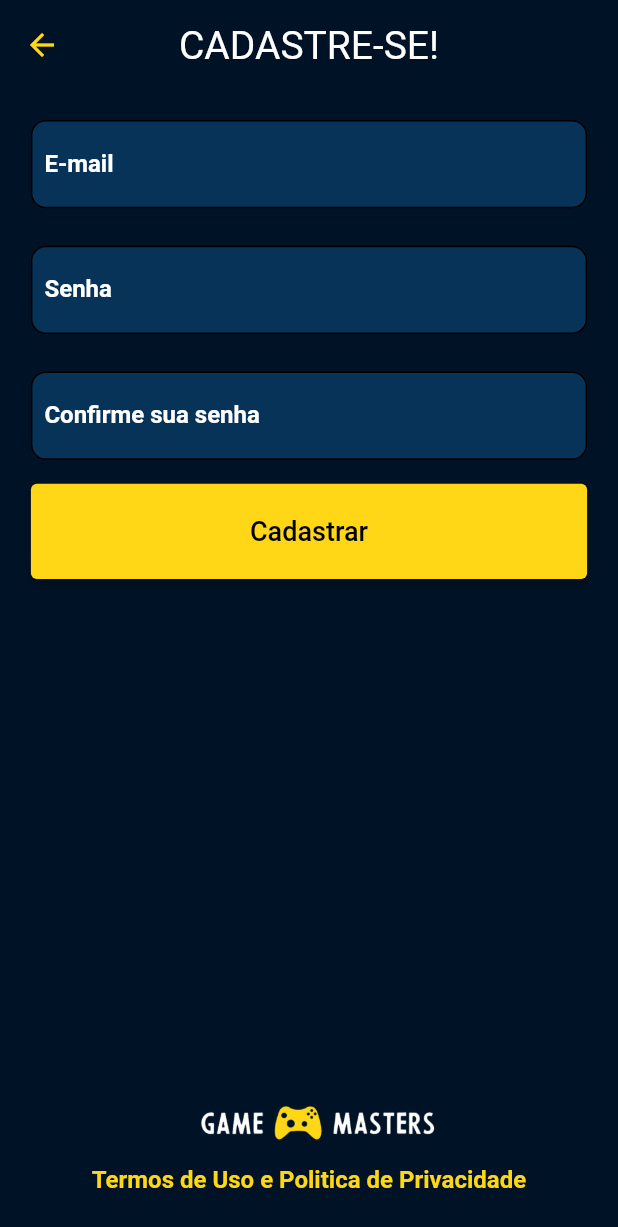
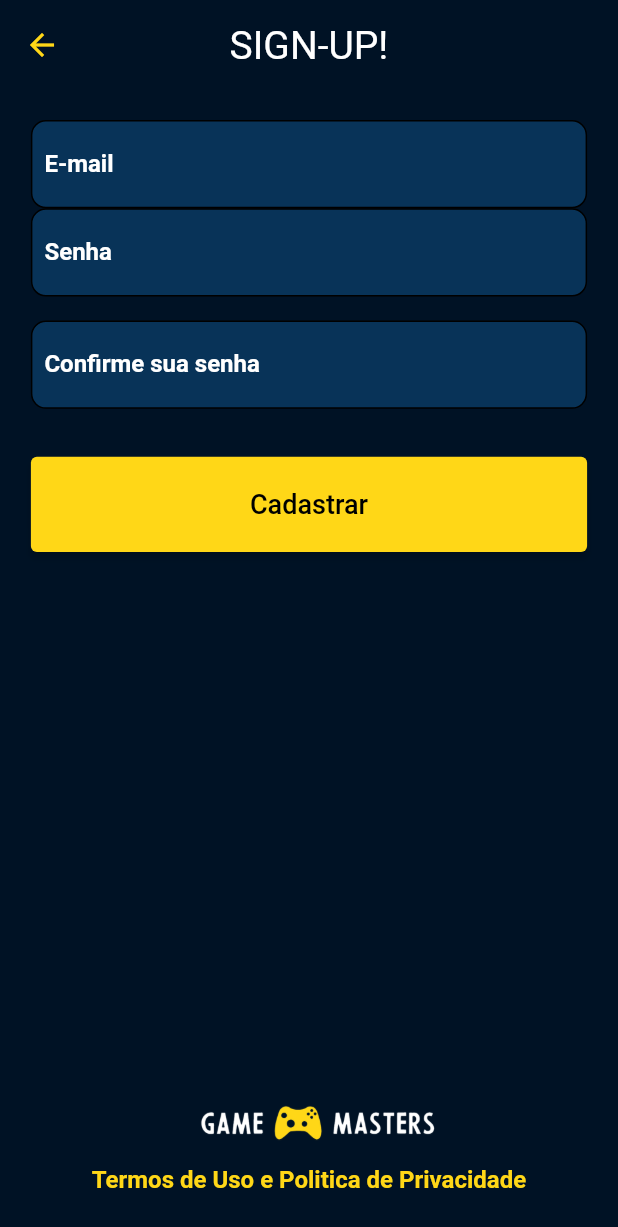
Before and after one commit to Miguelferreira7/Pokedex-Ultra, a Flutter app: the screen it shows after launch, after a tap on "Não possui conta? CADASTRE-SE!", on a phone screen of 412 x 824 dp. Shown: the top 1227 px of the screen. Run offline on Flutter 3.47's test engine with Material 2 defaults, Android fonts, the phone set to English and light mode, and no system bars; our stand-ins replace animated_splash_screen, flutter_bloc, flutter_easyloading.

Commit message:
Novo componente PokeTextField

```diff
--- a/pokedex_ultra/lib/main.dart
+++ b/pokedex_ultra/lib/main.dart
@@ -1,12 +1,19 @@
 import 'package:flutter/material.dart';
-import 'package:flutter_easyloading/flutter_easyloading.dart';
+import 'package:flutter_bloc/flutter_bloc.dart';
+import 'package:pokedex_ultra/modules/login/bloc/login_bloc.dart';
 import 'package:pokedex_ultra/utils/themes.dart';
-import 'package:bloc/bloc.dart';
 import 'modules/login/components/cadastro.dart';
 import 'modules/login/components/login.dart';
 
 void main() {
-  runApp(const MyApp());
+  runApp(
+      MultiBlocProvider(
+        providers: [
+          BlocProvider<LoginCubit>(create: (context) => LoginCubit())
+        ],
+        child: const MyApp(),
+      ),
+  );
 }
 
 class MyApp extends StatelessWidget {
@@ -16,7 +23,7 @@ class MyApp extends StatelessWidget {
   Widget build(BuildContext context) {
 
     return new MaterialApp(
-      title: 'Game Masters',
+      title: 'Pokedéx Ultra',
       debugShowCheckedModeBanner: false,
       theme: MyTheme.darkTheme,
       initialRoute: SignInScreen.ROUTE,
--- a/pokedex_ultra/lib/modules/login/bloc/login_bloc.dart
+++ b/pokedex_ultra/lib/modules/login/bloc/login_bloc.dart
@@ -1,11 +1,9 @@
-import 'dart:async';
-
-import 'package:bloc/bloc.dart';
-import 'package:meta/meta.dart';
+import 'package:flutter_bloc/flutter_bloc.dart';
 import 'package:pokedex_ultra/modules/login/bloc/login_cubit_actions.dart';
 import 'package:pokedex_ultra/modules/login/bloc/login_cubit_model.dart';
 
-class LoginBloc extends loginCubitModel implements LoginCubitActions {
+class LoginCubit extends Cubit<LoginCubitModel> implements LoginCubitActions {
+  LoginCubit() : super(LoginCubitModel());
 
 
 
--- a/pokedex_ultra/lib/modules/login/bloc/login_cubit_model.dart
+++ b/pokedex_ultra/lib/modules/login/bloc/login_cubit_model.dart
@@ -1,4 +1,9 @@
-class loginCubitModel {
+class LoginCubitModel {
+  String? oi;
 
+  LoginCubitModel({this.oi});
 
+  LoginCubitModel patchState({String? oi}) {
+    return LoginCubitModel(oi: oi ?? this.oi);
+  }
 }
--- a/pokedex_ultra/lib/modules/login/components/cadastro.dart
+++ b/pokedex_ultra/lib/modules/login/components/cadastro.dart
@@ -14,14 +14,14 @@ class _SignUpScreenState extends State<SignUpScreen> {
     return new Scaffold(
       appBar: new AppBar(
         toolbarHeight: 60,
-        title: new Text("CADASTRE-SE!"),
+        title: const Text("SIGN-UP!"),
       ),
       body: _buildBody(),
     );
   }
 
   Widget _buildBody() {
-    ThemeData _mainTheme = Theme.of(context);
+    ThemeData _Theme = Theme.of(context);
     return new Container(
       height: MediaQuery.of(context).size.height,
       padding: const EdgeInsets.all(20),
@@ -35,32 +35,31 @@ class _SignUpScreenState extends State<SignUpScreen> {
               new Container(
                 alignment: Alignment.centerLeft,
                 child: new TextField(
-                  decoration: new InputDecoration(label: Text("E-mail")),
+                  decoration: const InputDecoration(label: const Text("E-mail")),
                 ),
                 height: MediaQuery.of(context).size.height / 14,
                 width: MediaQuery.of(context).size.width * 0.9,
                 decoration: new BoxDecoration(
-                    color: _mainTheme.splashColor,
+                    color: _Theme.splashColor,
                     border: new Border.all(width: 1),
                     borderRadius: new BorderRadius.all(new Radius.circular(10))
                 ),
               ),
-              new Container(height: 25),
-              new Container(
+              Container(
                 alignment: Alignment.centerLeft,
-                child: new TextField(
-                  decoration: new InputDecoration(label: new Text("Senha")),
+                child: const TextField(
+                  decoration: const InputDecoration(label: const Text("Senha")),
                 ),
                 height: MediaQuery.of(context).size.height / 14,
                 width: MediaQuery.of(context).size.width * 0.9,
                 decoration: new BoxDecoration(
-                    color: _mainTheme.splashColor,
-                    border: new Border.all(width: 1),
-                    borderRadius: new BorderRadius.all(Radius.circular(10))
+                    color: _Theme.splashColor,
+                    border: Border.all(width: 1),
+                    borderRadius: const BorderRadius.all(Radius.circular(10))
                 ),
               ),
-              new Container(height: 25),
-              new Container(
+              Container(
+                margin: const EdgeInsets.only(top: 16, bottom: 16),
                 alignment: Alignment.centerLeft,
                 child: new TextField(
                   decoration: new InputDecoration(label: new Text("Confirme sua senha")),
@@ -68,7 +67,7 @@ class _SignUpScreenState extends State<SignUpScreen> {
                 height: MediaQuery.of(context).size.height / 14,
                 width: MediaQuery.of(context).size.width * 0.9,
                 decoration: new BoxDecoration(
-                    color: _mainTheme.splashColor,
+                    color: _Theme.splashColor,
                     border: new Border.all(width: 1),
                     borderRadius: new BorderRadius.all(Radius.circular(10))
                 ),
@@ -80,10 +79,10 @@ class _SignUpScreenState extends State<SignUpScreen> {
                 child: new ElevatedButton(
                   style: new ButtonStyle(
                     backgroundColor: MaterialStateProperty.all<Color>(
-                        _mainTheme.colorScheme.secondary
+                        _Theme.colorScheme.secondary
                     ),
                   ),
-                  child: new Text("Cadastrar", style: _mainTheme.textTheme.button),
+                  child: new Text("Cadastrar", style: _Theme.textTheme.button),
                   onPressed: () {},
                 ),
               )
@@ -98,7 +97,7 @@ class _SignUpScreenState extends State<SignUpScreen> {
               new Container(
                 padding: const EdgeInsets.only(bottom: 8),
                 child: new Text("Termos de Uso e Politica de Privacidade",
-                    style: _mainTheme.textTheme.subtitle1),
+                    style: _Theme.textTheme.subtitle1),
               )
             ],
           )
--- a/pokedex_ultra/lib/modules/login/components/login.dart
+++ b/pokedex_ultra/lib/modules/login/components/login.dart
@@ -1,31 +1,39 @@
 import 'package:flutter/material.dart';
+import 'package:flutter/services.dart';
+import 'package:flutter_bloc/flutter_bloc.dart';
 import 'package:flutter_easyloading/flutter_easyloading.dart';
+import 'package:pokedex_ultra/modules/login/bloc/login_bloc.dart';
+import 'package:pokedex_ultra/modules/login/bloc/login_cubit_model.dart';
 import 'package:pokedex_ultra/modules/login/components/cadastro.dart';
+import 'package:pokedex_ultra/utils/components/components.dart';
 
-class SignInScreen extends StatefulWidget {
+class SignInScreen extends StatelessWidget {
   const SignInScreen({Key? key}) : super(key: key);
   static final String ROUTE = "/sign-in";
 
   @override
-  State<SignInScreen> createState() => _SignInScreenState();
-}
-
-class _SignInScreenState extends State<SignInScreen> {
-
-  @override
   Widget build(BuildContext context) {
-    return new Scaffold(
-      appBar: new AppBar(
-        toolbarHeight: 60,
-        title: new Text("LOGIN"),
-      ),
-      body: _buildBody(),
+    return BlocBuilder<LoginCubit, LoginCubitModel>(
+      bloc: BlocProvider.of<LoginCubit>(context),
+      builder: (context, state) {
+        return Scaffold(
+          appBar: AppBar(
+            toolbarHeight: 60,
+            title: const Text("LOGIN"),
+          ),
+          body: _buildBody(context),
+        );
+      },
     );
   }
 
-  Widget _buildBody() {
+  Widget _buildBody(BuildContext context) {
+
     ThemeData _mainTheme = Theme.of(context);
-    return new Container(
+    TextEditingController controllerEmail = new TextEditingController();
+
+
+    return Container(
       height: MediaQuery.of(context).size.height,
       padding: const EdgeInsets.all(20),
       alignment: Alignment.center,
@@ -35,39 +43,21 @@ class _SignInScreenState extends State<SignInScreen> {
           new Column(
             mainAxisAlignment: MainAxisAlignment.start,
             children: [
-              new Container(
-                alignment: Alignment.centerLeft,
-                child: new TextField(
-                  decoration: new InputDecoration(label: Text("E-mail")),
-                ),
-                height: MediaQuery.of(context).size.height / 14,
-                width: MediaQuery.of(context).size.width * 0.9,
-                decoration: new BoxDecoration(
-                    color: _mainTheme.splashColor,
-                    border: new Border.all(width: 1),
-                    borderRadius: new BorderRadius.all(new Radius.circular(10))
-                ),
-              ),
-              new Container(height: 25),
-              new Container(
-                alignment: Alignment.centerLeft,
-                child: new TextField(
-                  decoration: new InputDecoration(label: new Text("Senha")),
-                ),
-                height: MediaQuery.of(context).size.height / 14,
-                width: MediaQuery.of(context).size.width * 0.9,
-                decoration: new BoxDecoration(
-                    color: _mainTheme.splashColor,
-                    border: new Border.all(width: 1),
-                    borderRadius: new BorderRadius.all(Radius.circular(10))
-                ),
-              ),
+              new PokeTextField(
+                  theme: _mainTheme,
+                  label: "E-mail",
+                  controller: controllerEmail,
+                  title: "E-mail",
+                  focusNode: new FocusNode(),
+                  keyboardType: TextInputType.text,
+                  onChange: (value) { }),
               new Container(
                 alignment: Alignment.topLeft,
                 margin: const EdgeInsets.only(top: 16, left: 8),
                 child: GestureDetector(
                   child: new Text("Esqueceu a senha?",
-                      style: _mainTheme.textTheme.subtitle1?.copyWith(fontSize: 18)),
+                      style: _mainTheme.textTheme.subtitle1
+                          ?.copyWith(fontSize: 18)),
                 ),
               ),
               new Container(
@@ -77,8 +67,7 @@ class _SignInScreenState extends State<SignInScreen> {
                 child: new ElevatedButton(
                   style: new ButtonStyle(
                     backgroundColor: MaterialStateProperty.all<Color>(
-                      _mainTheme.colorScheme.secondary
-                    ),
+                        _mainTheme.colorScheme.secondary),
                   ),
                   child: new Text("Entrar", style: _mainTheme.textTheme.button),
                   onPressed: () {
@@ -90,9 +79,11 @@ class _SignInScreenState extends State<SignInScreen> {
                 alignment: Alignment.topCenter,
                 margin: const EdgeInsets.only(top: 16, left: 8),
                 child: GestureDetector(
-                  onTap: () => Navigator.of(context).pushNamed(SignUpScreen.ROUTE),
+                  onTap: () =>
+                      Navigator.of(context).pushNamed(SignUpScreen.ROUTE),
                   child: new Text("Não possui conta? CADASTRE-SE!",
-                      style: _mainTheme.textTheme.subtitle1?.copyWith(fontSize: 18)),
+                      style: _mainTheme.textTheme.subtitle1
+                          ?.copyWith(fontSize: 18)),
                 ),
               ),
             ],
@@ -106,7 +97,7 @@ class _SignInScreenState extends State<SignInScreen> {
               new Container(
                 padding: const EdgeInsets.only(bottom: 8),
                 child: new Text("Termos de Uso e Politica de Privacidade",
-                  style: _mainTheme.textTheme.subtitle1),
+                    style: _mainTheme.textTheme.subtitle1),
               )
             ],
           )
--- /dev/null
+++ b/pokedex_ultra/lib/utils/components/components.dart
@@ -0,0 +1,57 @@
+import 'package:flutter/material.dart';
+
+class PokeTextField extends StatelessWidget {
+
+  ThemeData theme;
+  String label;
+  TextEditingController controller;
+  String title;
+  TextInputType keyboardType;
+  FocusNode focusNode;
+  ValueChanged<String> onChange;
+
+  PokeTextField({
+    required this.theme,
+    required this.label,
+    required this.controller,
+    required this.title,
+    required this.focusNode,
+    required this.keyboardType,
+    required this.onChange});
+
+  @override
+  Widget build(BuildContext context) {
+    return Container(
+      margin: const EdgeInsets.only(top: 16, bottom: 16),
+      alignment: Alignment.centerLeft,
+      child: Column(
+        children: [
+          Container(
+            alignment: Alignment.centerLeft,
+            padding: EdgeInsets.only(left: 4, bottom: 4),
+            child: Text(title),
+          ),
+          Container(
+            padding: const EdgeInsets.only(top: 4),
+            child: TextField(
+              focusNode: focusNode,
+              controller: controller,
+              keyboardType: keyboardType,
+              onChanged: onChange,
+              decoration: InputDecoration(
+                hintText: label,
+              ),
+            ),
+            height: MediaQuery.of(context).size.height / 14,
+            width: MediaQuery.of(context).size.width * 0.9,
+            decoration: new BoxDecoration(
+                color: theme.splashColor,
+                border: new Border.all(width: 1),
+                borderRadius:
+                const BorderRadius.all(const Radius.circular(10)))
+          ),
+        ],
+      ),
+    );
+  }
+}
--- a/pokedex_ultra/pubspec.yaml
+++ b/pokedex_ultra/pubspec.yaml
@@ -46,6 +46,7 @@ dependencies:
 dev_dependencies:
   flutter_test:
     sdk: flutter
+  lint: ^1.10.0
 
 flutter:
   uses-material-design: true
```
Also changed, not shown: pokedex_ultra/pubspec.lock.
